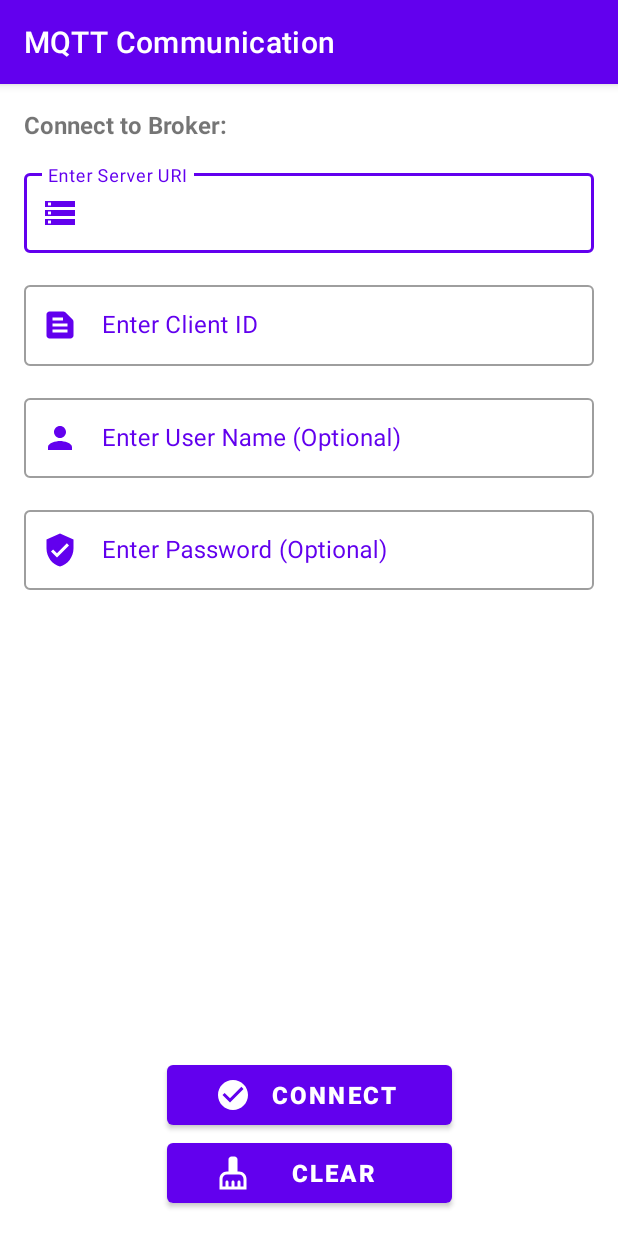
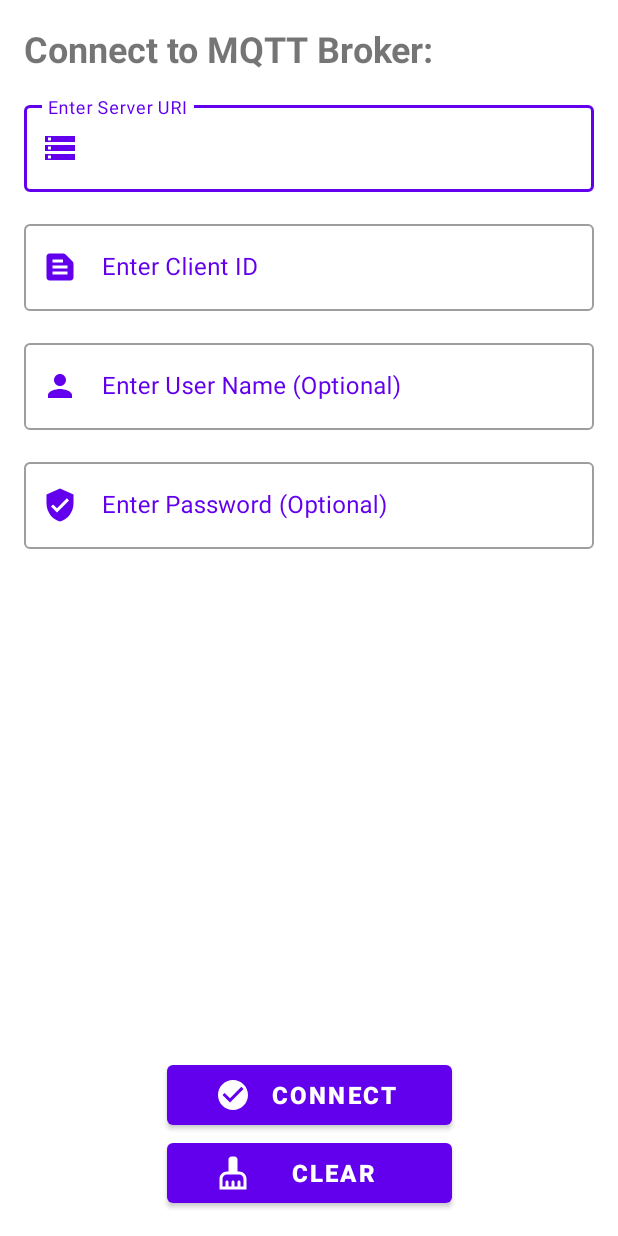
Before and after one commit to ranitraj/MqttClient, an Android app: the screen it shows after launch (MainActivity), on a phone screen of 412 x 824 dp. Run offline under Robolectric (Android 15) with nearby library versions, the phone set to English and light mode, and no system bars; our stand-ins replace data binding.

Commit message:
Minor UI Changes

```diff
--- a/app/src/main/res/layout/fragment_connect.xml
+++ b/app/src/main/res/layout/fragment_connect.xml
@@ -12,7 +12,7 @@
             android:layout_width="wrap_content"
             android:layout_height="wrap_content"
             android:text="@string/connect_to_broker"
-            style="@style/TextView.Header.Large"
+            style="@style/TextView.Header.XLarge"
             app:layout_constraintStart_toStartOf="parent"
             app:layout_constraintTop_toTopOf="parent" />
 
--- a/app/src/main/res/values-night/themes.xml
+++ b/app/src/main/res/values-night/themes.xml
@@ -1,6 +1,6 @@
 <resources xmlns:tools="http://schemas.android.com/tools">
     <!-- Base application theme. -->
-    <style name="Theme.MQTTCommunication" parent="Theme.MaterialComponents.DayNight.DarkActionBar">
+    <style name="Theme.MQTTCommunication" parent="Theme.MaterialComponents.DayNight.NoActionBar">
         <!-- Primary brand color. -->
         <item name="colorPrimary">@color/purple_200</item>
         <item name="colorPrimaryVariant">@color/purple_700</item>
--- a/app/src/main/res/values/dimens.xml
+++ b/app/src/main/res/values/dimens.xml
@@ -7,4 +7,5 @@
     <dimen name="dp_32">32dp</dimen>
 
     <dimen name="sp_16">16sp</dimen>
+    <dimen name="sp_24">24sp</dimen>
 </resources>
--- a/app/src/main/res/values/strings.xml
+++ b/app/src/main/res/values/strings.xml
@@ -8,5 +8,5 @@
     <string name="enter_password_optional">Enter Password (Optional)</string>
     <string name="clear">Clear</string>
     <string name="connect">Connect</string>
-    <string name="connect_to_broker">Connect to Broker:</string>
+    <string name="connect_to_broker">Connect to MQTT Broker:</string>
 </resources>
--- a/app/src/main/res/values/themes.xml
+++ b/app/src/main/res/values/themes.xml
@@ -1,6 +1,6 @@
 <resources xmlns:tools="http://schemas.android.com/tools">
     <!-- Base application theme. -->
-    <style name="Theme.MQTTCommunication" parent="Theme.MaterialComponents.DayNight.DarkActionBar">
+    <style name="Theme.MQTTCommunication" parent="Theme.MaterialComponents.DayNight.NoActionBar">
         <!-- Primary brand color. -->
         <item name="colorPrimary">@color/purple_500</item>
         <item name="colorPrimaryVariant">@color/purple_700</item>
@@ -15,8 +15,8 @@
     </style>
 
     <!-- Text View Style -->
-    <style name="TextView.Header.Large" parent="Widget.AppCompat.TextView">
-        <item name="android:textSize">@dimen/sp_16</item>
+    <style name="TextView.Header.XLarge" parent="Widget.AppCompat.TextView">
+        <item name="android:textSize">@dimen/sp_24</item>
         <item name="color">@color/headerText</item>
         <item name="android:textStyle">bold</item>
     </style>
```
